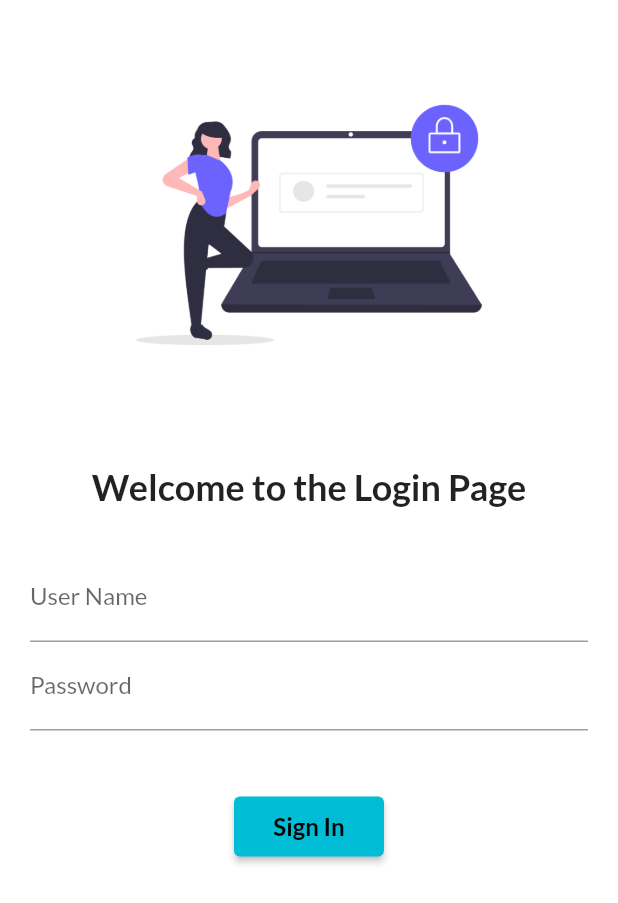
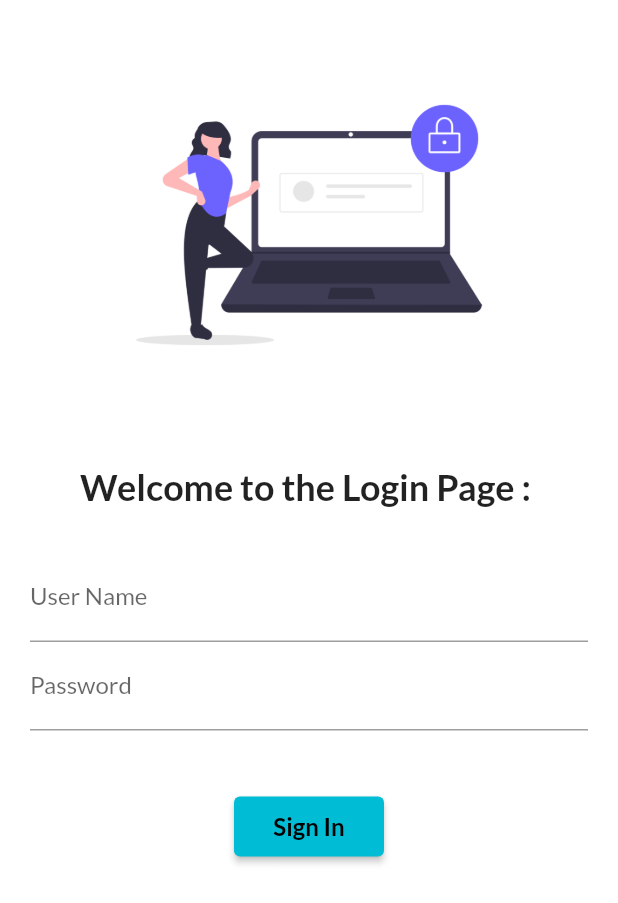
Before and after one commit to theroyaritra/LearningFlutterDevelopment, a Flutter app: the screen it shows after launch, on a phone screen of 412 x 824 dp. Shown: the top 903 px of the screen. Run offline on Flutter 3.47's test engine with Material 2 defaults, Android fonts, the phone set to English and light mode, and no system bars; our stand-ins replace google_fonts; missing offline and left inert: dart:ffi.

Commit message:
Session 3 Completed

```diff
--- a/first_catalog_application/lib/main.dart
+++ b/first_catalog_application/lib/main.dart
@@ -1,4 +1,5 @@
 /*import 'dart:ffi';*/
+import 'package:first_catalog_application/utils/routes.dart';
 import 'package:flutter/material.dart';
 import 'package:first_catalog_application/pages/HomePage.dart';
 import 'package:first_catalog_application/pages/LoginPage.dart';
@@ -32,8 +33,9 @@
       darkTheme: ThemeData(brightness:Brightness.light),
       initialRoute: "/",
       routes:{
-        "/": (context) => LoginPage(),
-        "/home" : (context) => HomePage(),
+        "/" : (context) => LoginPage(),
+        MyRoutes.loginRoute: (context) => LoginPage(),
+        MyRoutes.homeRoute : (context) => HomePage(),
       }
     );
   }
--- a/first_catalog_application/lib/pages/LoginPage.dart
+++ b/first_catalog_application/lib/pages/LoginPage.dart
@@ -1,11 +1,18 @@
 import 'dart:ffi';
 
+import 'package:first_catalog_application/utils/routes.dart';
 import 'package:flutter/material.dart';
 
-class LoginPage extends StatelessWidget {
+class LoginPage extends StatefulWidget {
   const LoginPage({Key? key}) : super(key: key);
 
   @override
+  State<LoginPage> createState() => _LoginPageState();
+}
+
+class _LoginPageState extends State<LoginPage> {
+  @override
+  String name="";
   Widget build(BuildContext context) {
     return Material(
       /*child:Center(
@@ -18,9 +25,9 @@
         child: Column(children: [
           Image.asset("assets/images/login_image.png",
               height: 300, width: 300, fit: BoxFit.contain),
-          const SizedBox(height: 10),
-          const Text(
-            "Welcome to the Login Page",
+          SizedBox(height: 10),
+          Text(
+            "Welcome to the Login Page : $name",
             style: TextStyle(fontSize: 24, fontWeight: FontWeight.bold),
           ),
           SizedBox(height: 10),
@@ -32,7 +39,14 @@
                 TextFormField(
                     decoration: const InputDecoration(
                         labelText: "User Name",
-                        hintText: "Enter your username")),
+                        hintText: "Enter your username"),
+                    onChanged: (value){
+                      name=value;
+                    setState(() {
+                      //name=value;
+                    });
+                    },
+                        ),
                 TextFormField(
                     obscureText: true,
                     decoration: const InputDecoration(
@@ -44,6 +58,7 @@
                   child: const Text("Sign In", style:TextStyle(fontSize:16, fontWeight: FontWeight.bold)),
                   onPressed: () {
                     print("Welcome to the Catalog App by Aritra Roy");
+                    Navigator.pushNamed(context,MyRoutes.homeRoute);
                   },
                 )
               ],
--- /dev/null
+++ b/first_catalog_application/lib/utils/routes.dart
@@ -0,0 +1,5 @@
+class MyRoutes{
+  static String loginRoute = "/login";
+  static String homeRoute = "/home";
+
+}
```
